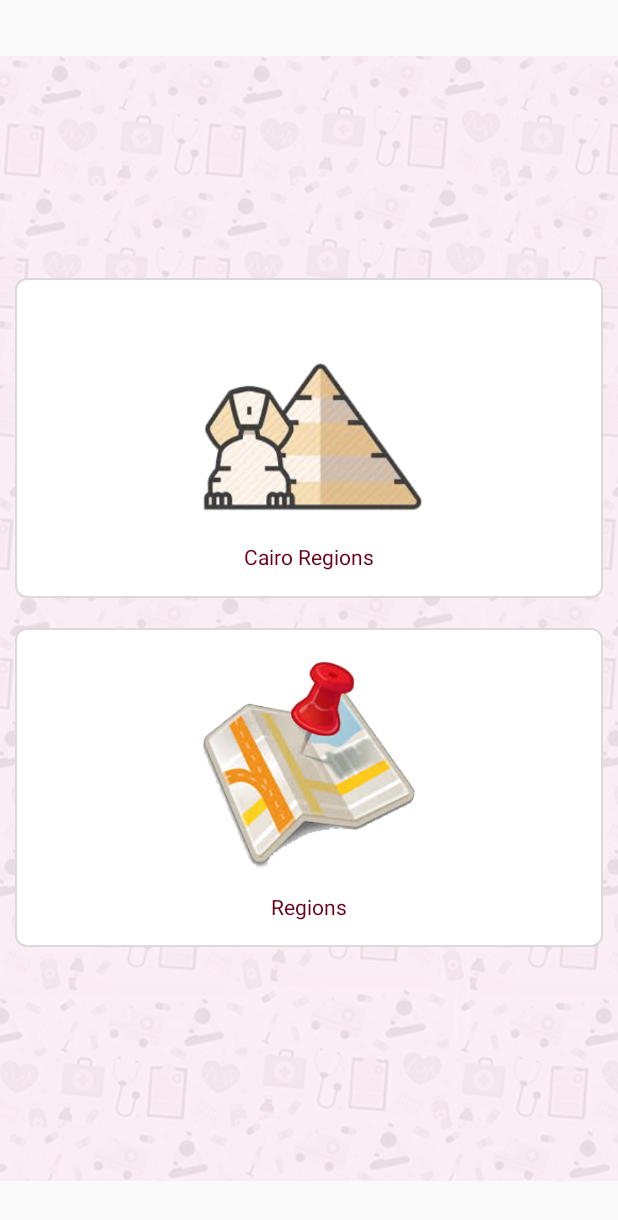
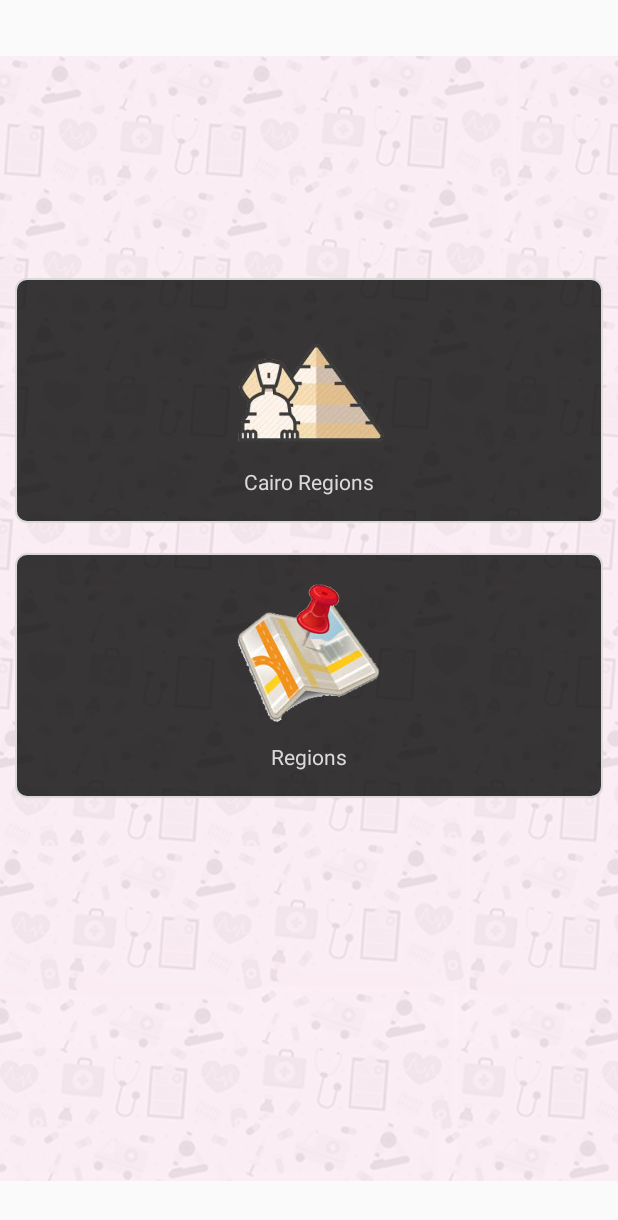
Before and after one commit to mohamedalykarim/BMMedical, an Android app: the EntityTypesActivity screen opened directly, with no data from a screen before it, on a phone screen of 412 x 824 dp. Shown: the top 1220 px of the screen. Run offline under Robolectric (Android 15) with nearby library versions, the light colour scheme and no system bars; our stand-ins replace Firebase (no records; nobody signed in at launch, a user with empty details on screens opened directly), data binding; 7 statements that could not run were skipped.

Commit message:
Entity Type

```diff
--- a/app/src/main/java/com/banquemisr/www/bmmedical/ui/entity_type/EntityTypesActivity.java
+++ b/app/src/main/java/com/banquemisr/www/bmmedical/ui/entity_type/EntityTypesActivity.java
@@ -68,9 +68,9 @@ public class EntityTypesActivity extends AppCompatActivity implements Specializa
 
         ListView specializationListView = binding.specializationList;
         List<Specialization> specializationList = new ArrayList<>();
-        specializationList.add(new Specialization("اطفال", R.drawable.cairo_icon));
-        specializationList.add(new Specialization("اطفال", R.drawable.cairo_icon));
-        specializationList.add(new Specialization("اطفال", R.drawable.cairo_icon));
+        specializationList.add(new Specialization("اطفال", R.drawable.baby_icon));
+        specializationList.add(new Specialization("عظام", R.drawable.bones_icon));
+        specializationList.add(new Specialization( "باطنة", R.drawable.stomach_icon));
 
         SpecializationAdapter specializationAdapter = new SpecializationAdapter(this,specializationList, this);
         specializationListView.setAdapter(specializationAdapter);
--- a/app/src/main/res/layout/activity_entity_types.xml
+++ b/app/src/main/res/layout/activity_entity_types.xml
@@ -62,14 +62,14 @@
                 <android.support.constraint.ConstraintLayout
                     android:layout_width="match_parent"
                     android:layout_height="wrap_content"
-                    android:background="@drawable/rounded1"
+                    android:background="@drawable/rounded2"
                     android:onClick="@{()->entityTypeVM.checkCairoRegions()}"
                     android:padding="10dp">
 
                     <ImageView
                         android:id="@+id/imageView27"
-                        android:layout_width="150dp"
-                        android:layout_height="150dp"
+                        android:layout_width="100dp"
+                        android:layout_height="100dp"
                         android:layout_marginStart="8dp"
                         android:layout_marginTop="8dp"
                         android:layout_marginEnd="8dp"
@@ -87,7 +87,7 @@
                         android:layout_marginEnd="8dp"
                         android:layout_marginBottom="8dp"
                         android:text="@string/cairo_regions"
-                        android:textColor="@color/colorPrimary"
+                        android:textColor="@color/da"
                         app:layout_constraintBottom_toBottomOf="parent"
                         app:layout_constraintEnd_toEndOf="parent"
                         app:layout_constraintStart_toStartOf="parent"
@@ -98,14 +98,14 @@
                     android:layout_width="match_parent"
                     android:layout_height="wrap_content"
                     android:layout_marginTop="20dp"
-                    android:background="@drawable/rounded1"
+                    android:background="@drawable/rounded2"
                     android:onClick="@{()->entityTypeVM.checkOtherRegions()}"
                     android:padding="10dp">
 
                     <ImageView
                         android:id="@+id/imageView28"
-                        android:layout_width="150dp"
-                        android:layout_height="150dp"
+                        android:layout_width="100dp"
+                        android:layout_height="100dp"
                         android:layout_marginStart="8dp"
                         android:layout_marginTop="8dp"
                         android:layout_marginEnd="8dp"
@@ -123,7 +123,7 @@
                         android:layout_marginEnd="8dp"
                         android:layout_marginBottom="8dp"
                         android:text="@string/regions"
-                        android:textColor="@color/colorPrimary"
+                        android:textColor="@color/da"
                         app:layout_constraintBottom_toBottomOf="parent"
                         app:layout_constraintEnd_toEndOf="parent"
                         app:layout_constraintStart_toStartOf="parent"
@@ -134,7 +134,7 @@
 
             <ScrollView
                 android:layout_width="match_parent"
-                android:layout_height="match_parent"
+                android:layout_height="wrap_content"
                 android:visibility='@{(!entityTypeVM.region.equals("") &amp;&amp; entityTypeVM.entityType.equals("")) ? View.VISIBLE : View.GONE}'
                 app:layout_constraintBottom_toBottomOf="parent"
                 app:layout_constraintEnd_toEndOf="parent"
@@ -157,14 +157,14 @@
                         android:layout_width="match_parent"
                         android:layout_height="match_parent"
                         android:layout_marginTop="20dp"
-                        android:background="@drawable/rounded1"
+                        android:background="@drawable/rounded2"
                         android:onClick="@{()->entityTypeVM.checkHospitals()}"
                         android:padding="10dp">
 
                         <ImageView
                             android:id="@+id/imageView31"
-                            android:layout_width="150dp"
-                            android:layout_height="150dp"
+                            android:layout_width="100dp"
+                            android:layout_height="100dp"
                             android:layout_marginStart="8dp"
                             android:layout_marginTop="8dp"
                             android:layout_marginEnd="8dp"
@@ -182,7 +182,7 @@
                             android:layout_marginEnd="8dp"
                             android:layout_marginBottom="8dp"
                             android:text="@string/hospitals"
-                            android:textColor="@color/colorPrimary"
+                            android:textColor="@color/da"
                             app:layout_constraintBottom_toBottomOf="parent"
                             app:layout_constraintEnd_toEndOf="parent"
                             app:layout_constraintStart_toStartOf="parent"
@@ -193,14 +193,14 @@
                         android:layout_width="match_parent"
                         android:layout_height="wrap_content"
                         android:layout_marginTop="10dp"
-                        android:background="@drawable/rounded1"
+                        android:background="@drawable/rounded2"
                         android:onClick="@{()->entityTypeVM.checkClinics()}"
                         android:padding="10dp">
 
                         <ImageView
                             android:id="@+id/imageView29"
-                            android:layout_width="150dp"
-                            android:layout_height="150dp"
+                            android:layout_width="100dp"
+                            android:layout_height="100dp"
                             android:layout_marginStart="8dp"
                             android:layout_marginTop="8dp"
                             android:layout_marginEnd="8dp"
@@ -218,7 +218,7 @@
                             android:layout_marginEnd="8dp"
                             android:layout_marginBottom="8dp"
                             android:text="@string/clinics"
-                            android:textColor="@color/colorPrimary"
+                            android:textColor="@color/da"
                             app:layout_constraintBottom_toBottomOf="parent"
                             app:layout_constraintEnd_toEndOf="parent"
                             app:layout_constraintStart_toStartOf="parent"
@@ -229,14 +229,14 @@
                         android:layout_width="match_parent"
                         android:layout_height="wrap_content"
                         android:layout_marginTop="10dp"
-                        android:background="@drawable/rounded1"
+                        android:background="@drawable/rounded2"
                         android:onClick="@{()->entityTypeVM.checkMedicalCenter()}"
                         android:padding="10dp">
 
                         <ImageView
                             android:id="@+id/imageView30"
-                            android:layout_width="150dp"
-                            android:layout_height="150dp"
+                            android:layout_width="100dp"
+                            android:layout_height="100dp"
                             android:layout_marginStart="8dp"
                             android:layout_marginTop="8dp"
                             android:layout_marginEnd="8dp"
@@ -254,7 +254,7 @@
                             android:layout_marginEnd="8dp"
                             android:layout_marginBottom="8dp"
                             android:text="@string/medical_center"
-                            android:textColor="@color/colorPrimary"
+                            android:textColor="@color/da"
                             app:layout_constraintBottom_toBottomOf="parent"
                             app:layout_constraintEnd_toEndOf="parent"
                             app:layout_constraintStart_toStartOf="parent"
--- a/app/src/main/res/layout/row_image_attached.xml
+++ b/app/src/main/res/layout/row_image_attached.xml
@@ -3,7 +3,7 @@
     xmlns:app="http://schemas.android.com/apk/res-auto"
     xmlns:tools="http://schemas.android.com/tools"
     android:layout_width="80dp"
-    android:layout_height="match_parent">
+    android:layout_height="80dp">
 
     <ImageView
         android:id="@+id/image"
```
Also changed, not shown: app/src/main/java/com/banquemisr/www/bmmedical/ui/requests/RequestsActivity.java (+25 -25 lines), app/src/main/res/layout/activity_requests.xml (+24 -22 lines), app/src/main/res/layout/row_specialization_list_item.xml (+5 -5 lines), app/src/main/res/drawable/baby_icon.png (added), app/src/main/res/drawable/bones_icon.png (added), app/src/main/res/drawable/stomach_icon.png (added).
